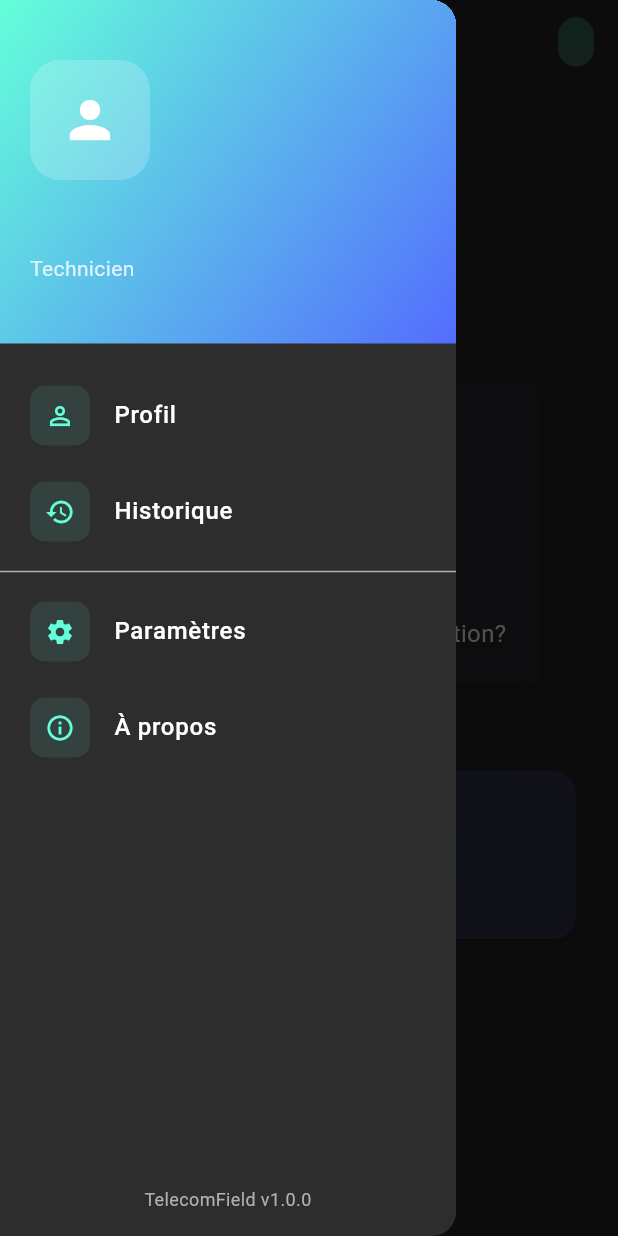
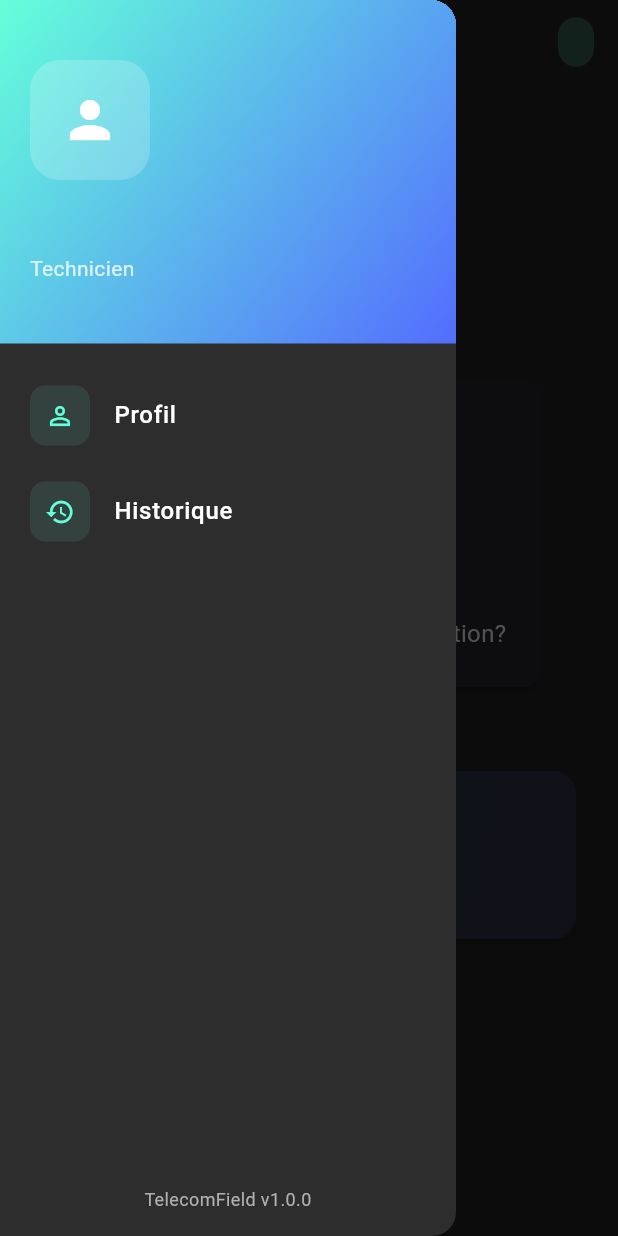
Before and after one commit to Anwarrior01/Telecom_Field, a Flutter app: the HomeScreen screen opened directly, with the side drawer open, on a phone screen of 412 x 824 dp. Run offline on Flutter 3.47's test engine with Material 3 defaults, Android fonts, the phone set to English and light mode, and no system bars; our stand-ins replace image_picker, pdf, permission_handler, shared_preferences; accounts and stored records are empty.

Commit message:
last changes

```diff
--- a/lib/features/pages/profile/profile_screen.dart
+++ b/lib/features/pages/profile/profile_screen.dart
@@ -203,14 +203,14 @@ class _ProfileScreenState extends State<ProfileScreen> {
                                   setState(() => _isEditing = false);
                                   _loadProfile(); // Reset fields
                                 },
-                                child: const Text('Annuler'),
+                                child: const Text('Annuler',style : TextStyle(fontSize: 12),),
                               ),
                             ),
                             const SizedBox(width: 16),
                             Expanded(
                               child: ElevatedButton(
                                 onPressed: _saveProfile,
-                                child: const Text('Sauvegarder'),
+                                child: const Text('Sauvegarder',style : TextStyle(fontSize: 12),),
                               ),
                             ),
                           ],
--- a/lib/features/widgets/custom_drawer.dart
+++ b/lib/features/widgets/custom_drawer.dart
@@ -130,21 +130,7 @@ class _CustomDrawerState extends State<CustomDrawer>
                           );
                         },
                       ),
-                      const Divider(color: AppTheme.textSecondary),
-                      _buildDrawerItem(
-                        icon: Icons.settings,
-                        title: 'Paramètres',
-                        onTap: () {
-                          Navigator.pop(context);
-                        },
-                      ),
-                      _buildDrawerItem(
-                        icon: Icons.info_outline,
-                        title: 'À propos',
-                        onTap: () {
-                          Navigator.pop(context);
-                        },
-                      ),
+
                     ],
                   ),
                 ),
```
